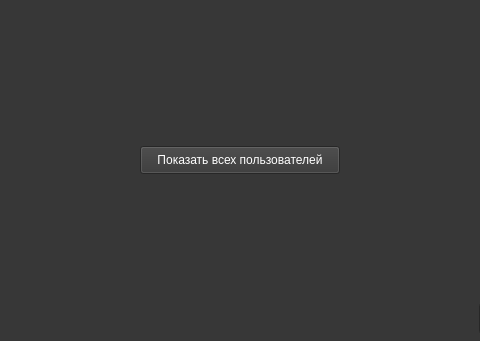
Qt form ui/login.ui (Protocs/OkayMoney) before a commit; both pictures show x 210 to 690 and y 259 to 600 of the 900 by 600 pixel window.
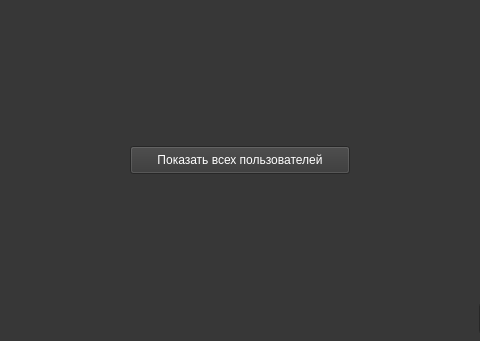
The same form after that commit.

Commit message:
Сделал кнопку "Показать всех пользователей" пошире
Не на всех ОС выглядит одинаково

The edit to the form file:
```diff
--- a/ui/login.ui
+++ b/ui/login.ui
@@ -59,9 +59,9 @@
    <widget class="QPushButton" name="show_more_users_btn">
     <property name="geometry">
      <rect>
-      <x>350</x>
+      <x>340</x>
       <y>405</y>
-      <width>200</width>
+      <width>220</width>
       <height>28</height>
      </rect>
     </property>
```
